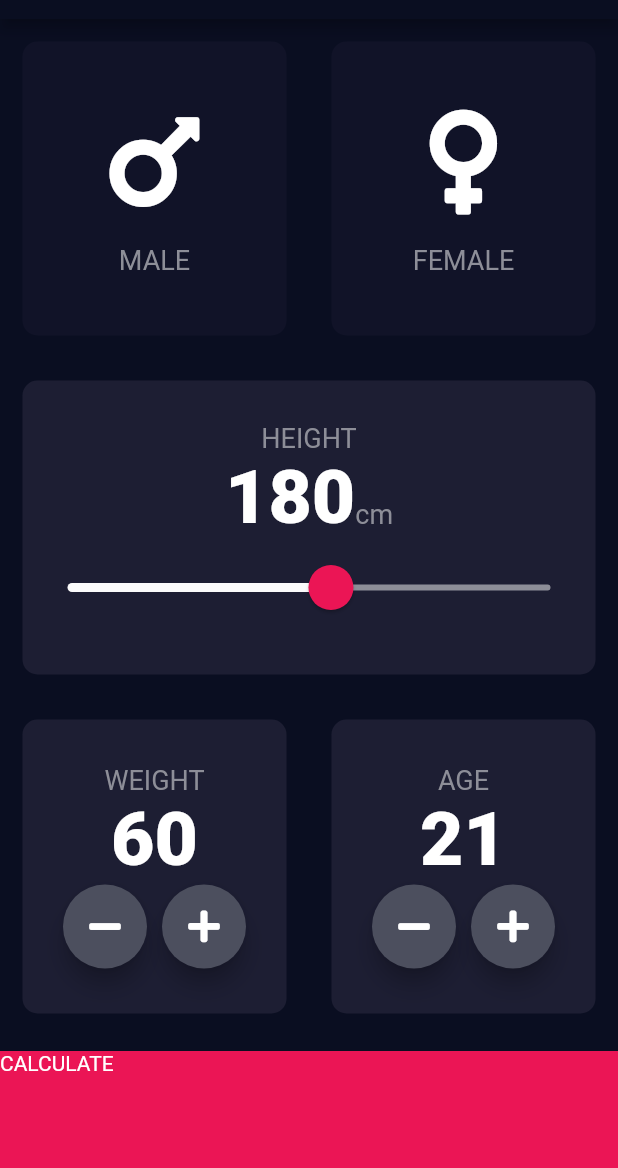
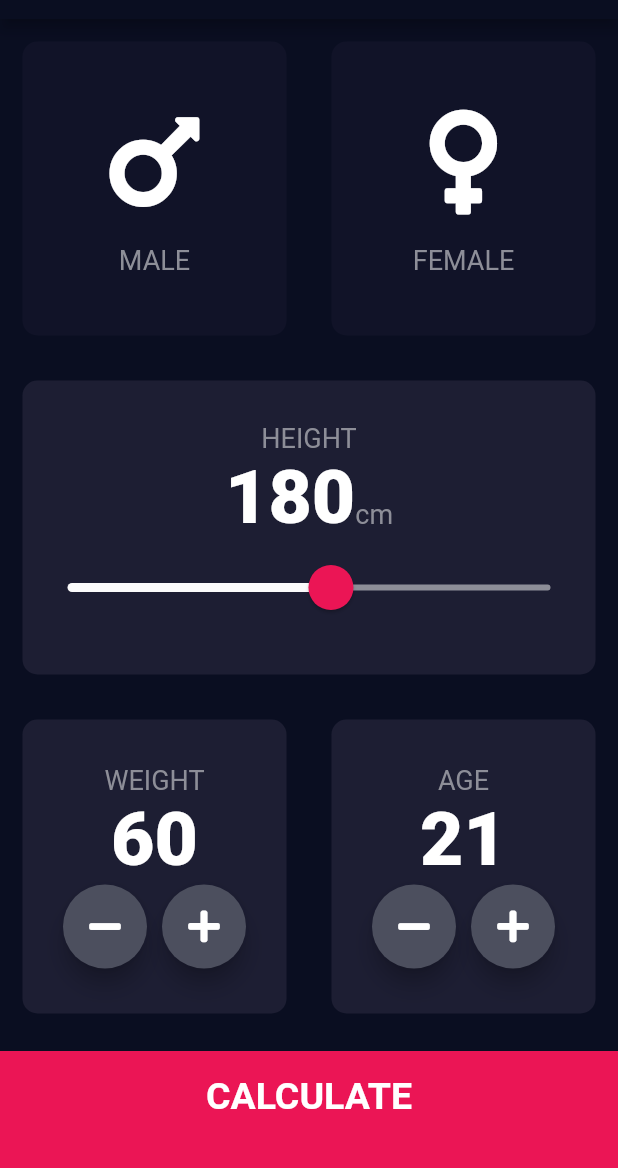
Before and after one commit to josipbarisic/BMI_Calculator, a Flutter app: the screen it shows after launch, on a phone screen of 412 x 824 dp, the part 65-1233 px from its top. Run offline on Flutter 3.47's test engine with Material 2 defaults, Android fonts, the phone set to English and light mode, and no system bars; our stand-ins replace font_awesome_flutter.

Commit message:
App done

```diff
--- /dev/null
+++ b/lib/components/bottom_button.dart
@@ -0,0 +1,32 @@
+import 'package:flutter/material.dart';
+
+import '../constants.dart';
+
+class BottomButton extends StatelessWidget {
+  final Function onTap;
+  final String buttonTitle;
+
+  BottomButton({@required this.onTap, @required this.buttonTitle});
+
+  @override
+  Widget build(BuildContext context) {
+    return GestureDetector(
+      onTap: onTap,
+      child: Container(
+        child: Center(
+          child: Text(
+            buttonTitle,
+            style: kLargeButtonTextStyle,
+          ),
+        ),
+        color: kBottomContainerColor,
+        margin: EdgeInsets.only(top: 10),
+        padding: EdgeInsets.only(
+          bottom: 20,
+        ),
+        width: double.infinity,
+        height: kBottomContainerHeight,
+      ),
+    );
+  }
+}
--- a/lib/icon_content.dart
+++ b/lib/components/icon_content.dart
@@ -1,6 +1,6 @@
 import 'package:flutter/material.dart';
 
-import 'constants.dart';
+import '../constants.dart';
 
 class IconContent extends StatelessWidget {
   final IconData icon;
--- /dev/null
+++ b/lib/components/round_icon_button.dart
@@ -0,0 +1,25 @@
+import 'package:flutter/material.dart';
+
+import '../constants.dart';
+
+class RoundIconButton extends StatelessWidget {
+  final IconData icon;
+  final Function onPress;
+
+  RoundIconButton({@required this.icon, @required this.onPress});
+
+  @override
+  Widget build(BuildContext context) {
+    return RawMaterialButton(
+      elevation: 6,
+      child: Icon(icon),
+      constraints: BoxConstraints.tightFor(
+        width: 56,
+        height: 56,
+      ),
+      shape: CircleBorder(),
+      fillColor: kFloatingButtonBackgroundColor,
+      onPressed: onPress,
+    );
+  }
+}
--- a/lib/main.dart
+++ b/lib/main.dart
@@ -1,7 +1,6 @@
-import 'package:bmi_calc_app/results_page.dart';
 import 'package:flutter/material.dart';
 
-import 'input_page.dart';
+import 'screens/input_page.dart';
 
 void main() => runApp(BMICalculator());
 
@@ -15,7 +14,6 @@ class BMICalculator extends StatelessWidget {
       initialRoute: '/',
       routes: {
         '/': (context) => InputPage(),
-        '/calculated': (context) => ResultsPage(),
       },
     );
   }
--- a/lib/input_page.dart
+++ b/lib/screens/input_page.dart
@@ -1,11 +1,15 @@
+import 'package:bmi_calc_app/components/calculator_brain.dart';
+import 'package:bmi_calc_app/screens/results_page.dart';
 import 'package:flutter/material.dart';
 import 'package:flutter/rendering.dart';
 import 'package:font_awesome_flutter/font_awesome_flutter.dart';
 
-import 'constants.dart';
-import 'enums/gender.dart';
-import 'icon_content.dart';
-import 'reusable_card.dart';
+import '../components/bottom_button.dart';
+import '../components/icon_content.dart';
+import '../components/reusable_card.dart';
+import '../components/round_icon_button.dart';
+import '../constants.dart';
+import '../enums/gender.dart';
 
 class InputPage extends StatefulWidget {
   @override
@@ -206,42 +210,23 @@ class _InputPageState extends State<InputPage> {
               ],
             ),
           ),
-          GestureDetector(
-            onTap: (){
-              Navigator.pushNamed(context, '/calculated');
+          BottomButton(
+            buttonTitle: 'CALCULATE',
+            onTap: () {
+              CalculatorBrain calc =
+                  CalculatorBrain(height: height, weight: weight);
+
+              Navigator.push(
+                  context,
+                  MaterialPageRoute(
+                      builder: (context) => ResultsPage(
+                          bmiResults: calc.calculateBMI(),
+                          resultText: calc.getResults(),
+                          interpretation: calc.getInterpretation())));
             },
-            child: Container(
-              child: Text('CALCULATE'),
-              color: kBottomContainerColor,
-              margin: EdgeInsets.only(top: 10),
-              width: double.infinity,
-              height: kBottomContainerHeight,
-            ),
           )
         ],
       ),
     );
   }
 }
-
-class RoundIconButton extends StatelessWidget {
-  final IconData icon;
-  final Function onPress;
-
-  RoundIconButton({@required this.icon, @required this.onPress});
-
-  @override
-  Widget build(BuildContext context) {
-    return RawMaterialButton(
-      elevation: 6,
-      child: Icon(icon),
-      constraints: BoxConstraints.tightFor(
-        width: 56,
-        height: 56,
-      ),
-      shape: CircleBorder(),
-      fillColor: kFloatingButtonBackgroundColor,
-      onPressed: onPress,
-    );
-  }
-}
```
Also changed, not shown: lib/components/calculator_brain.dart (added, +32 -0 lines), lib/constants.dart (+17 -0 lines), lib/results_page.dart (deleted, +0 -13 lines), lib/screens/results_page.dart (added, +69 -0 lines), lib/components/reusable_card.dart (renamed from lib/reusable_card.dart).
